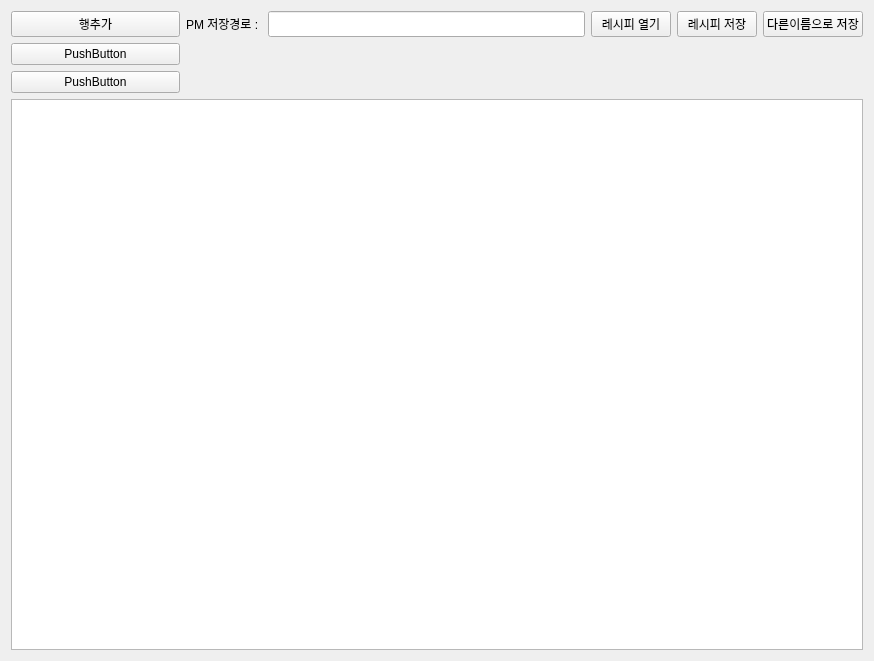
Above: ui/dialog/Widget_PMSchedule.ui from JoonKai/WorkLog before the change. Below: the same form after it.
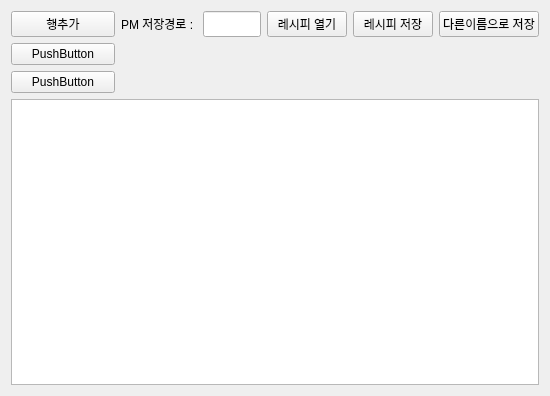
That is the form after the change.

What changed in the file:
```diff
--- a/ui/dialog/Widget_PMSchedule.ui
+++ b/ui/dialog/Widget_PMSchedule.ui
@@ -6,8 +6,8 @@
    <rect>
     <x>0</x>
     <y>0</y>
-    <width>874</width>
-    <height>661</height>
+    <width>550</width>
+    <height>396</height>
    </rect>
   </property>
   <property name="windowTitle">
```
